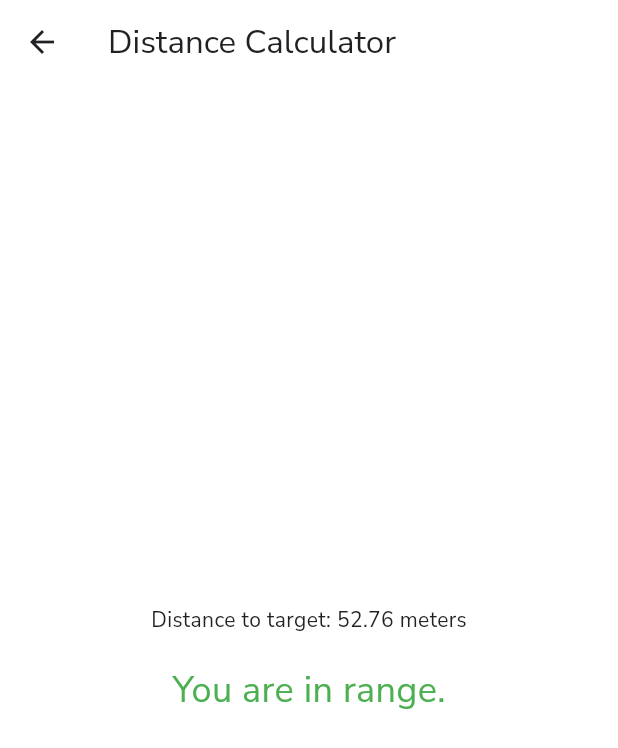
After one commit to akshubawa/checkpoint, a Flutter app: the screen it shows after launch, after a tap on "Check Distance", on a phone screen of 412 x 824 dp. The commit adds this screen. Shown: the top 748 px of the screen. Run offline on Flutter 3.47's test engine with Material 3 defaults, Android fonts, the phone set to English and light mode, and no system bars; our stand-ins replace geolocator, google_fonts.

Commit message:
minor changes

```diff
--- /dev/null
+++ b/app-checkpoint/lib/views/geofencing/check_location.dart
@@ -0,0 +1,82 @@
+import 'package:flutter/material.dart';
+import 'package:geolocator/geolocator.dart';
+
+class CheckLocationView extends StatefulWidget {
+  const CheckLocationView({super.key});
+
+  @override
+  State<CheckLocationView> createState() => _CheckLocationViewState();
+}
+
+class _CheckLocationViewState extends State<CheckLocationView> {
+  double latitude = 28.449789; // Current location latitude
+  double longitude = 77.583860; // Current location longitude
+
+  double targetLatitude = 28.449371;
+  double targetLongitude = 77.584114;
+
+  double distanceInMeters = 0.0;
+  bool isInRange = false;
+
+  @override
+  void initState() {
+    calculateDistance(latitude, longitude, targetLatitude, targetLongitude);
+    super.initState();
+  }
+
+  void getLocation() async {
+    await Geolocator.checkPermission();
+    await Geolocator.requestPermission();
+
+    Position position = await Geolocator.getCurrentPosition(
+        desiredAccuracy: LocationAccuracy.high);
+    setState(() {
+      latitude = position.latitude;
+      longitude = position.longitude;
+    });
+
+    calculateDistance(latitude, longitude, targetLatitude, targetLongitude);
+  }
+
+  void calculateDistance(double startLatitude, double startLongitude, double endLatitude, double endLongitude) {
+    distanceInMeters = Geolocator.distanceBetween(
+      startLatitude,
+      startLongitude,
+      endLatitude,
+      endLongitude
+    );
+
+    // Check if the distance is within 200 meters
+    isInRange = distanceInMeters <= 200;
+
+    setState(() {
+      // Update the UI with the distance and range status
+    });
+
+    debugPrint('Distance: $distanceInMeters meters');
+    debugPrint(isInRange ? 'In range' : 'Not in range');
+  }
+
+  @override
+  Widget build(BuildContext context) {
+    return Scaffold(
+      appBar: AppBar(title: const Text('Distance Calculator')),
+      body: Center(
+        child: Column(
+          mainAxisAlignment: MainAxisAlignment.center,
+          children: [
+            Text('Distance to target: ${distanceInMeters.toStringAsFixed(2)} meters'),
+            const SizedBox(height: 20),
+            Text(
+              isInRange ? 'You are in range.' : 'You are not in range.',
+              style: TextStyle(
+                fontSize: 24,
+                color: isInRange ? Colors.green : Colors.red,
+              ),
+            ),
+          ],
+        ),
+      ),
+    );
+  }
+}
--- a/app-checkpoint/lib/views/homepage.dart
+++ b/app-checkpoint/lib/views/homepage.dart
@@ -1,3 +1,4 @@
+import 'package:checkpoint/views/geofencing/check_location.dart';
 import 'package:flutter/material.dart';
 
 class Homepage extends StatefulWidget {
@@ -19,7 +20,7 @@ class _HomepageState extends State<Homepage> {
           mainAxisAlignment: MainAxisAlignment.center,
           children: [
             Text('Welcome to the Homepage!'),
-
+            TextButton(onPressed: (){Navigator.push(context, MaterialPageRoute(builder: (context)=> const CheckLocationView()));}, child: Text("Check Distance"))
           ],
         ),
       ),
--- a/app-checkpoint/pubspec.yaml
+++ b/app-checkpoint/pubspec.yaml
@@ -36,6 +36,7 @@ dependencies:
   # Use with the CupertinoIcons class for iOS style icons.
   cupertino_icons: ^1.0.8
   google_fonts: ^6.2.1
+  geolocator: ^13.0.1
 
 dev_dependencies:
   flutter_test:
```
Also changed, not shown: app-checkpoint/pubspec.lock, 5 other files.
